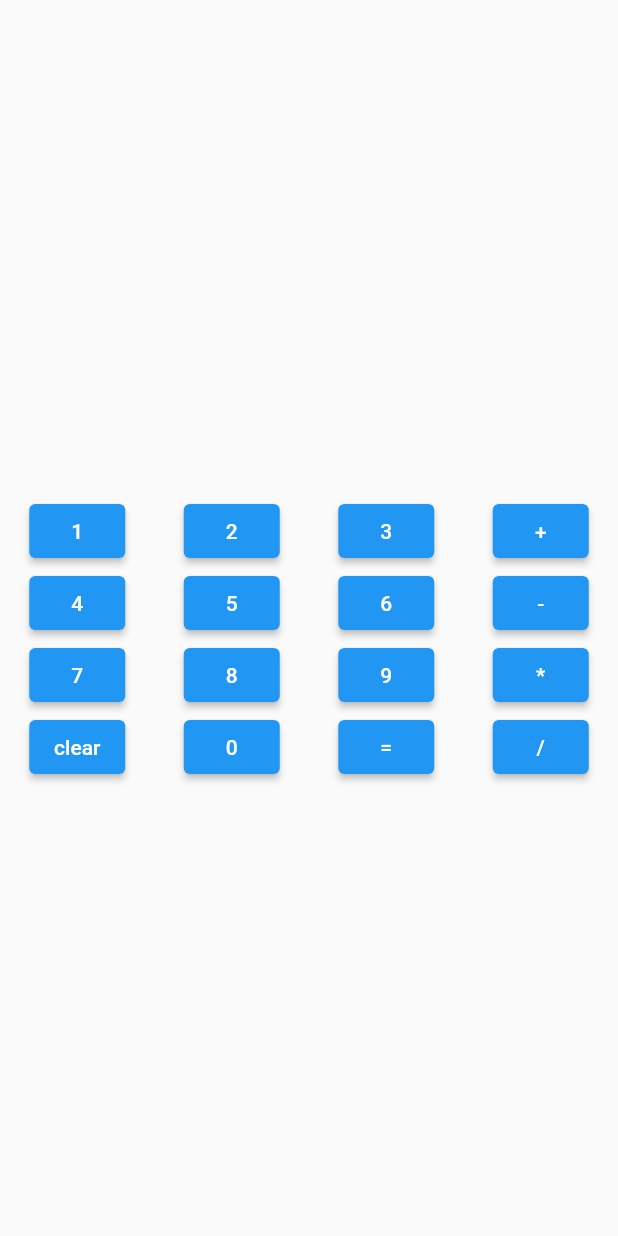
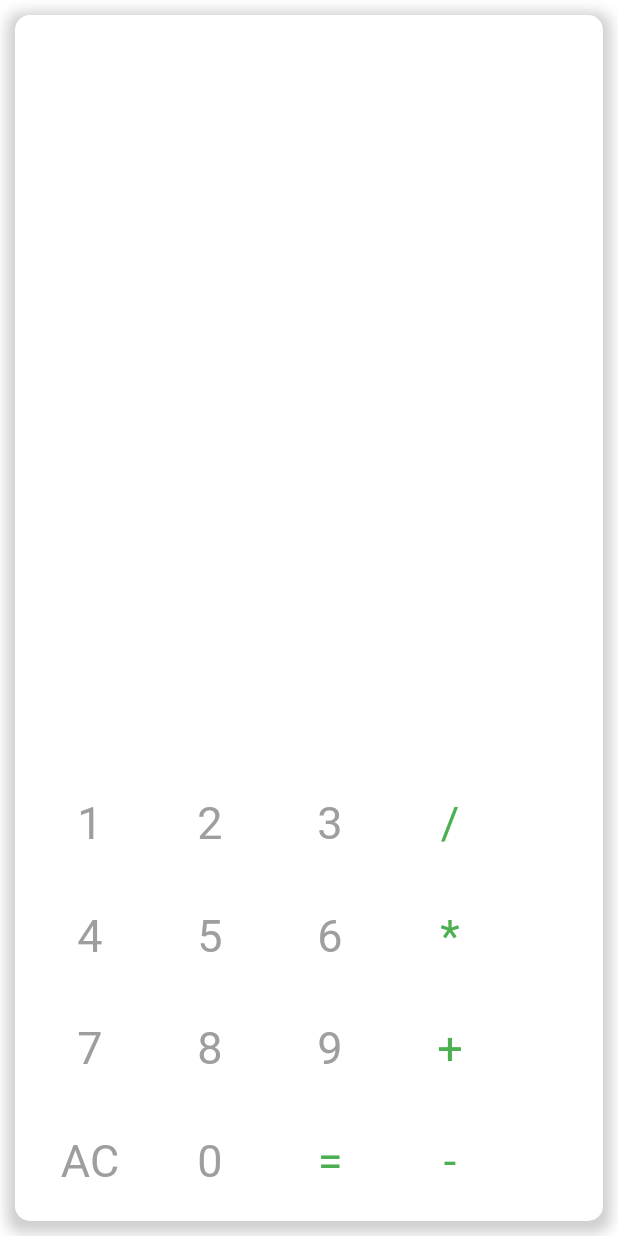
Before and after one commit to umairiqbal78/Flutter-Calculator-App, a Flutter app: the screen it shows after launch, on a phone screen of 412 x 824 dp. Run offline on Flutter 3.47's test engine with Material 2 defaults, Android fonts, the phone set to English and light mode, and no system bars; our stand-ins replace math_expressions.

Commit message:
updating ui changes

```diff
--- a/lib/cal.dart
+++ b/lib/cal.dart
@@ -7,89 +7,156 @@ class Calculator extends StatefulWidget {
 }
 
 class _CalculatorState extends State<Calculator> {
+  final ButtonStyle style = ElevatedButton.styleFrom(
+      primary: Colors.white,
+      minimumSize: Size(80, 60),
+      textStyle: const TextStyle(
+        fontSize: 30,
+      ),
+      shape: CircleBorder(
+        side: BorderSide(
+          color: Colors.transparent,
+        ),
+      ),
+      shadowColor: Colors.transparent);
+  var operStyle = TextStyle(color: Colors.green);
+  var numStyle = TextStyle(color: Colors.grey);
+
   var result = "";
-  Widget btn(var textt) {
+  Widget btn(var textt, var btnstyle) {
     return ElevatedButton(
+      style: style,
       onPressed: () {
         setState(() {
           result = result + textt;
         });
       },
-      child: Text(textt),
+      child: Text(
+        textt,
+        style: btnstyle,
+      ),
     );
   }
 
   clearr() {
     setState(() {
+      expression = "";
       result = "";
     });
   }
 
+  dynamic expression = "";
   output() {
     Parser p = Parser();
+    expression = result;
     Expression exp = p.parse(result);
+
     ContextModel cm = ContextModel();
     double eval = exp.evaluate(EvaluationType.REAL, cm);
 
+
     setState(() {
       result = eval.toString();
+      expression = expression;
+
     });
   }
 
   @override
   Widget build(BuildContext context) {
-    return Column(
-      mainAxisAlignment: MainAxisAlignment.center,
+    return Container(
+      padding: EdgeInsets.all(10.0),
+      margin: EdgeInsets.only(left: 10, top: 10, right: 10, bottom: 10),
+      width: MediaQuery.of(context).size.width,
+      height: MediaQuery.of(context).size.height,
+      decoration: BoxDecoration(
+        color: Colors.white,
+        borderRadius: BorderRadius.only(
+            topLeft: Radius.circular(10),
+            topRight: Radius.circular(10),
+            bottomLeft: Radius.circular(10),
+            bottomRight: Radius.circular(10)),
+        boxShadow: [
+          BoxShadow(
+            color: Colors.grey.withOpacity(0.5),
+            spreadRadius: 5,
+            blurRadius: 7,
+            offset: Offset(0, 3), // changes position of shadow
+          ),
+        ],
+      ),
+      child: Column(
+        mainAxisAlignment: MainAxisAlignment.end,
+        crossAxisAlignment: CrossAxisAlignment.end,
         children: [
+          Text(expression,
+              style: TextStyle(
+                fontSize: 36,
+                color : Colors.grey,
+              )),
           Text(result,
               style: TextStyle(
-              fontSize: 24,
+                fontSize: 56,
                 fontWeight: FontWeight.bold,
               )),
+          SizedBox(
+            height: 100,
+          ),
           Row(
-          mainAxisAlignment: MainAxisAlignment.spaceAround,
             children: [
-            btn("1"),
-            btn("2"),
-            btn("3"),
-            btn("+"),
+              btn("1", numStyle),
+              btn("2", numStyle),
+              btn("3", numStyle),
+              btn("/", operStyle)
             ],
           ),
+          SizedBox(
+            height: 15.0,
+          ),
           Row(
-          mainAxisAlignment: MainAxisAlignment.spaceAround,
             children: [
-            btn("4"),
-            btn("5"),
-            btn("6"),
-            btn("-"),
+              btn("4", numStyle),
+              btn("5", numStyle),
+              btn("6", numStyle),
+              btn("*", operStyle),
             ],
           ),
+          SizedBox(
+            height: 15.0,
+          ),
           Row(
-          mainAxisAlignment: MainAxisAlignment.spaceAround,
             children: [
-            btn("7"),
-            btn("8"),
-            btn("9"),
-            btn("*"),
+              btn("7", numStyle),
+              btn("8", numStyle),
+              btn("9", numStyle),
+              btn("+", operStyle),
             ],
           ),
+          SizedBox(
+            height: 15.0,
+          ),
           Row(
-          mainAxisAlignment: MainAxisAlignment.spaceAround,
             children: [
-            ElevatedButton(onPressed: clearr, child: Text("clear")),
-            btn("0"),
-            ElevatedButton(onPressed: output, child: Text("=")),
-            btn("/"),
+              ElevatedButton(
+                  style: style,
+                  onPressed: clearr,
+                  child: Text(
+                    "AC",
+                    style: TextStyle(color: Colors.grey),
+                  )),
+              btn("0", numStyle),
+              ElevatedButton(
+                  style: style,
+                  onPressed: output,
+                  child: Text(
+                    "=",
+                    style: TextStyle(color: Colors.green),
+                  )),
+              btn("-", operStyle),
             ],
           ),
         ],
+      ),
     );
   }
 }
-
-Widget btn(var textt) {
-  return ElevatedButton(
-    onPressed: () {},
-    child: Text(textt),
-  );
-}
--- a/lib/main.dart
+++ b/lib/main.dart
@@ -2,7 +2,7 @@ import 'package:flutter/material.dart';
 import 'cal.dart';
 
 void main() => runApp(MaterialApp(
-      home: Scaffold(
-        body: Calculator(),
+      home: SafeArea(
+        child: Calculator(),
       ),
     ));
```
Lines whose indentation alone changed are shown as unchanged.
